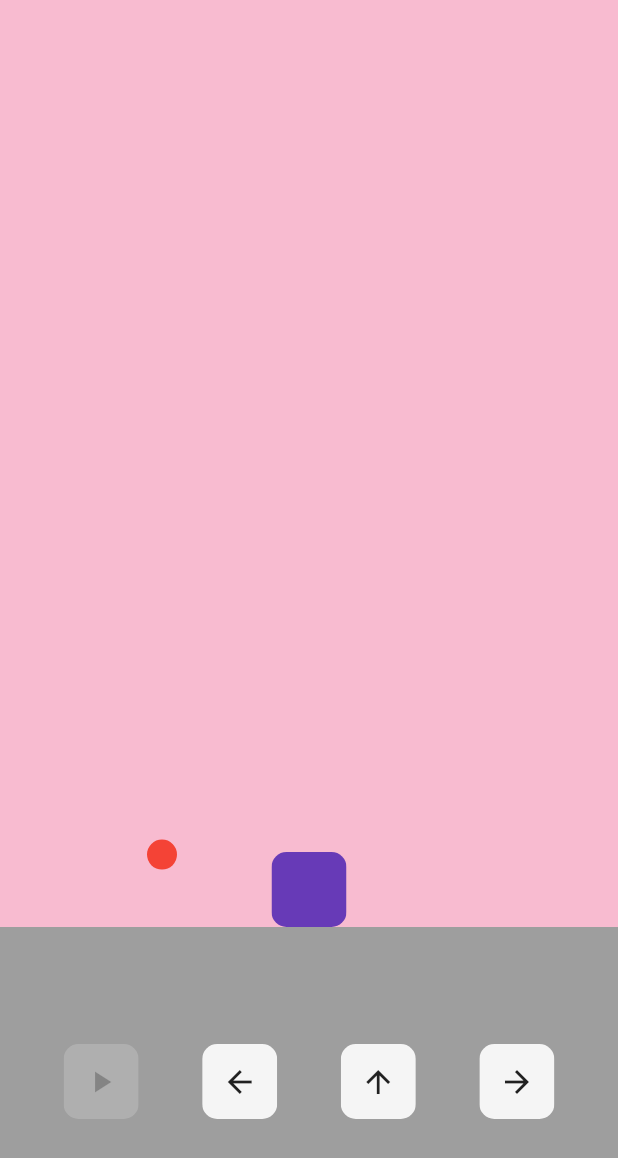
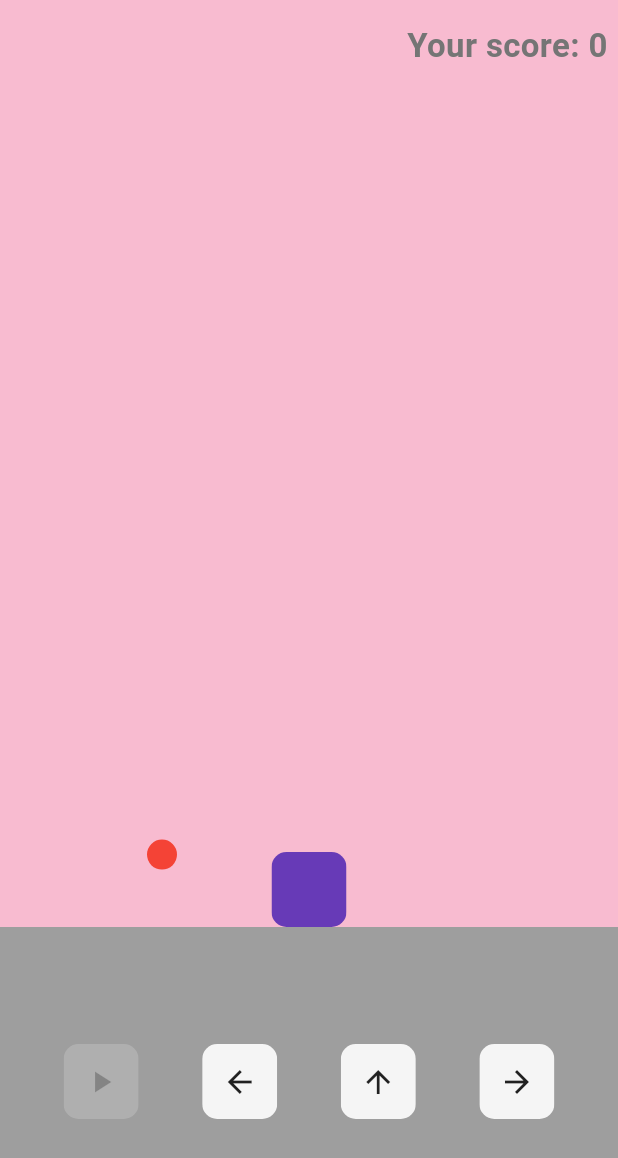
Before and after one commit to fdg2425/bubbleTrouble_flutter_navalnorth_forked, a Flutter app: the screen it shows after launch, after a tap on the "arrow upward" icon, on a phone screen of 412 x 824 dp. Shown: the top 1158 px of the screen. Run offline on Flutter 3.47's test engine with Material 3 defaults, Android fonts, the phone set to English and light mode, and no system bars.

Commit message:
maintain and display a score

```diff
--- a/lib/homepage.dart
+++ b/lib/homepage.dart
@@ -23,6 +23,7 @@ class _HomePageState extends State<HomePage> {
   static double playerX = 0;
   final FocusNode _focusNode = FocusNode();
   bool gameIsRunning = false;
+  int score = 0;
 
   //variables missiles
   double missileX = playerX;
@@ -61,6 +62,7 @@ class _HomePageState extends State<HomePage> {
 
     setState(() {
       gameIsRunning = true;
+      score = 0;
       ballX = 1;
       ballY = 1;
     });
@@ -174,8 +176,12 @@ class _HomePageState extends State<HomePage> {
         if (ballY > heighToCoordinate(missileHeight) &&
             (ballX - missileX).abs() < 0.03) {
           resetMissile();
-          ballX = 2; // let him start a bit outside
           timer.cancel();
+          setState(() {
+            score++;
+            // let the ball start a bit outside
+            ballX = 2;
+          });
         }
       });
     }
@@ -231,6 +237,13 @@ class _HomePageState extends State<HomePage> {
                 child: Stack(
                   alignment: Alignment.center,
                   children: [
+                    Container(
+                        alignment: const Alignment(0.95, -0.95),
+                        child: Text("Your score: $score",
+                            style: TextStyle(
+                                color: Colors.grey.shade600,
+                                fontWeight: FontWeight.bold,
+                                fontSize: 22))),
                     MyBall(ballX: ballX, ballY: ballY),
                     MyMissile(height: missileHeight, missileX: missileX),
                     Align(
```
